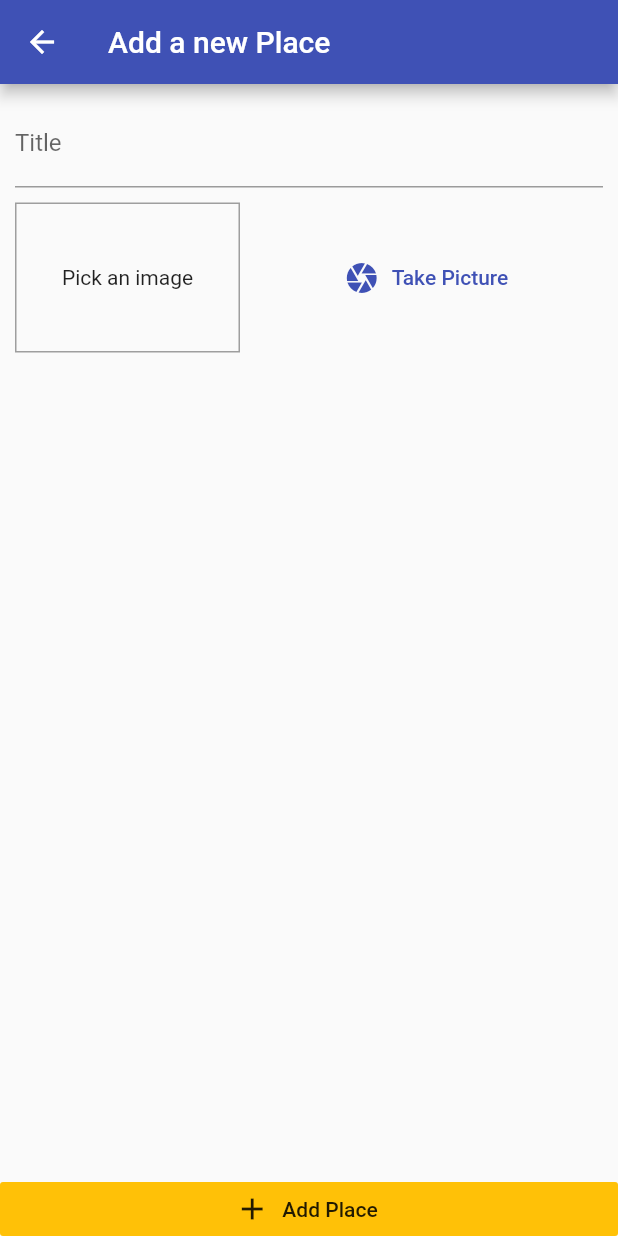
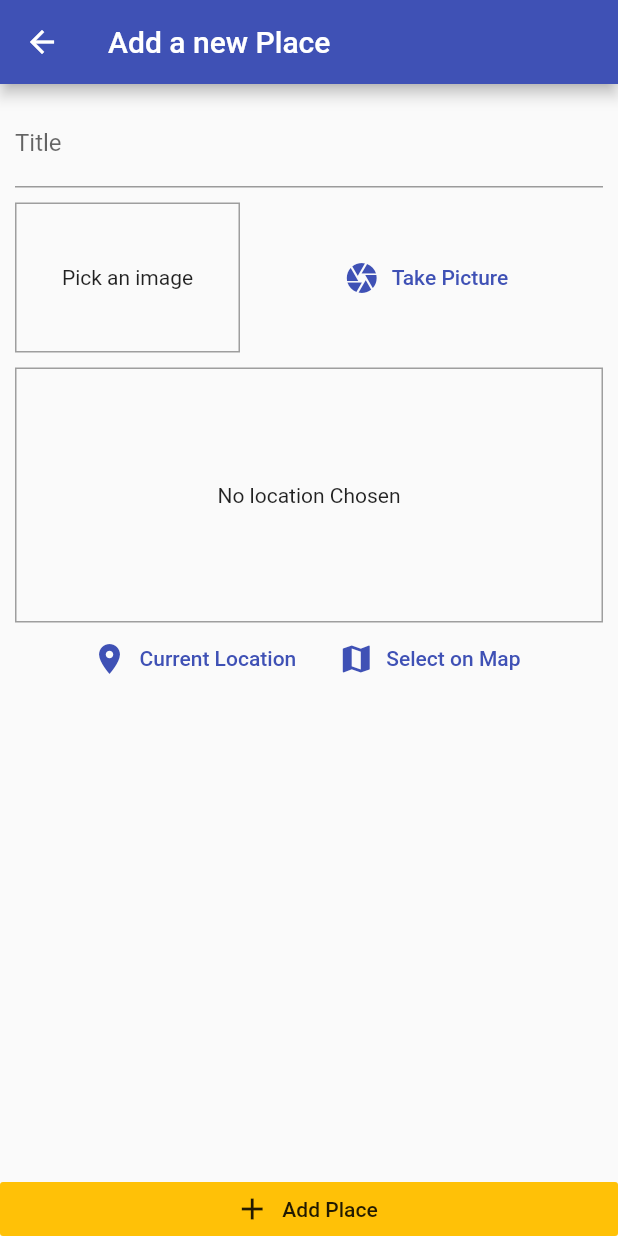
Before and after one commit to Kushalrock/GreatPlaces, a Flutter app: the AddPlaceScreen screen opened by its route, on a phone screen of 412 x 824 dp. Run offline on Flutter 3.47's test engine with Material 2 defaults, Android fonts, the phone set to English and light mode, and no system bars; our stand-ins replace image_picker, location, sqflite; accounts and stored records are empty.

Commit message:
Current Location

```diff
--- /dev/null
+++ b/lib/helpers/location_helper.dart
@@ -0,0 +1,8 @@
+import './keys.dart' as keys;
+
+class LocationHelper {
+  static String generateLocationPreviewImage(
+      {double latitude, double longitude}) {
+    return 'https://maps.googleapis.com/maps/api/staticmap?center=&$latitude,$longitude&zoom=13&size=600x300&maptype=roadmap&markers=color:red%7Clabel:C%7C$latitude,$longitude&key=${keys.GOOGLE_API_KEY}';
+  }
+}
--- a/lib/screens/add_place_screen.dart
+++ b/lib/screens/add_place_screen.dart
@@ -8,6 +8,7 @@ import 'package:provider/provider.dart';
 
 // Widgets Imports
 import '../widgets/image_input.dart';
+import '../widgets/location_input.dart';
 
 // Provider Imports
 import '../providers/great_places.dart';
@@ -64,6 +65,10 @@ class _AddPlaceScreenState extends State<AddPlaceScreen> {
                       height: 10,
                     ),
                     ImageInput(_selectImage),
+                    SizedBox(
+                      height: 10,
+                    ),
+                    LocationInput(),
                   ],
                 ),
               ),
--- /dev/null
+++ b/lib/widgets/location_input.dart
@@ -0,0 +1,70 @@
+import 'package:flutter/material.dart';
+import 'package:greatplaces/helpers/location_helper.dart';
+
+// Third Party Packages
+import 'package:location/location.dart';
+
+class LocationInput extends StatefulWidget {
+  @override
+  _LocationInputState createState() => _LocationInputState();
+}
+
+class _LocationInputState extends State<LocationInput> {
+  String _previewImageUrl;
+
+  Future<void> _getCurrentUserLocation() async {
+    final locationData = await Location().getLocation();
+    print(locationData.latitude);
+    final staticMapUrl = LocationHelper.generateLocationPreviewImage(
+        latitude: locationData.latitude, longitude: locationData.longitude);
+    print(staticMapUrl);
+    setState(() {
+      _previewImageUrl = staticMapUrl;
+    });
+  }
+
+  @override
+  Widget build(BuildContext context) {
+    return Column(
+      children: [
+        Container(
+          width: double.infinity,
+          height: 170,
+          alignment: Alignment.center,
+          decoration: BoxDecoration(
+              border: Border.all(
+            width: 1,
+            color: Colors.grey,
+          )),
+          child: _previewImageUrl == null
+              ? Text(
+                  'No location Chosen',
+                  textAlign: TextAlign.center,
+                )
+              : Image.network(
+                  _previewImageUrl,
+                  fit: BoxFit.cover,
+                  width: double.infinity,
+                ),
+        ),
+        Row(
+          mainAxisAlignment: MainAxisAlignment.center,
+          children: [
+            FlatButton.icon(
+              onPressed: _getCurrentUserLocation,
+              icon: Icon(Icons.location_on),
+              label: Text('Current Location'),
+              textColor: Theme.of(context).primaryColor,
+            ),
+            FlatButton.icon(
+              onPressed: () {},
+              icon: Icon(Icons.map),
+              label: Text('Select on Map'),
+              textColor: Theme.of(context).primaryColor,
+            ),
+          ],
+        )
+      ],
+    );
+  }
+}
--- a/pubspec.yaml
+++ b/pubspec.yaml
@@ -28,6 +28,7 @@ dependencies:
   path_provider: ^1.6.28
   path: ^1.7.0
   sqflite: ^1.3.2+4
+  location: ^3.2.4
 
 
   # The following adds the Cupertino Icons font to your application.
```
Also changed, not shown: pubspec.lock, 3 other files.
